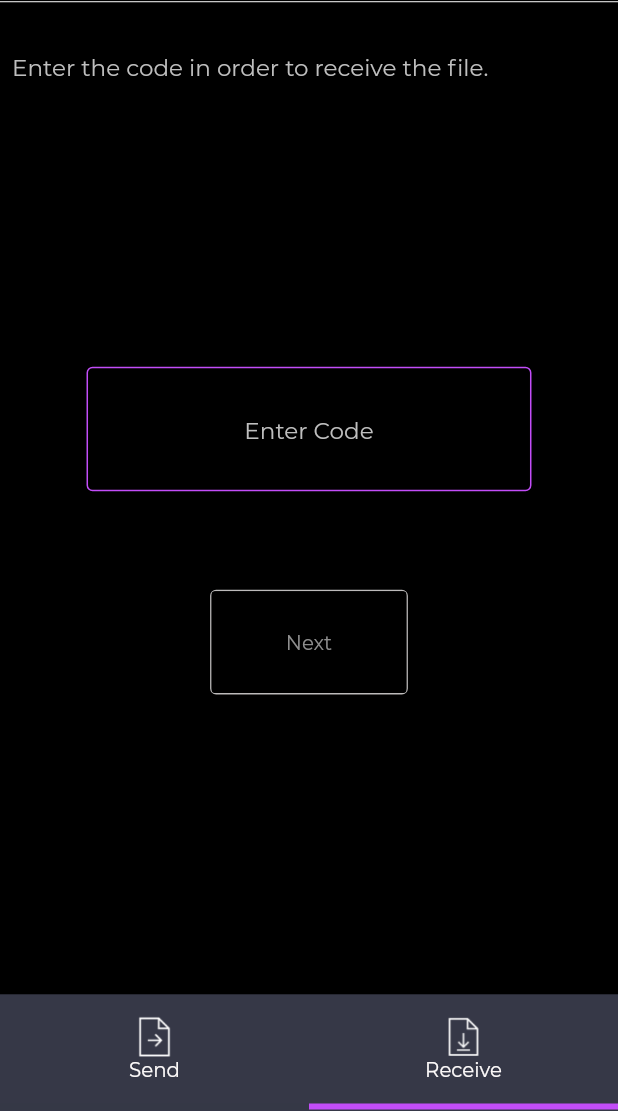
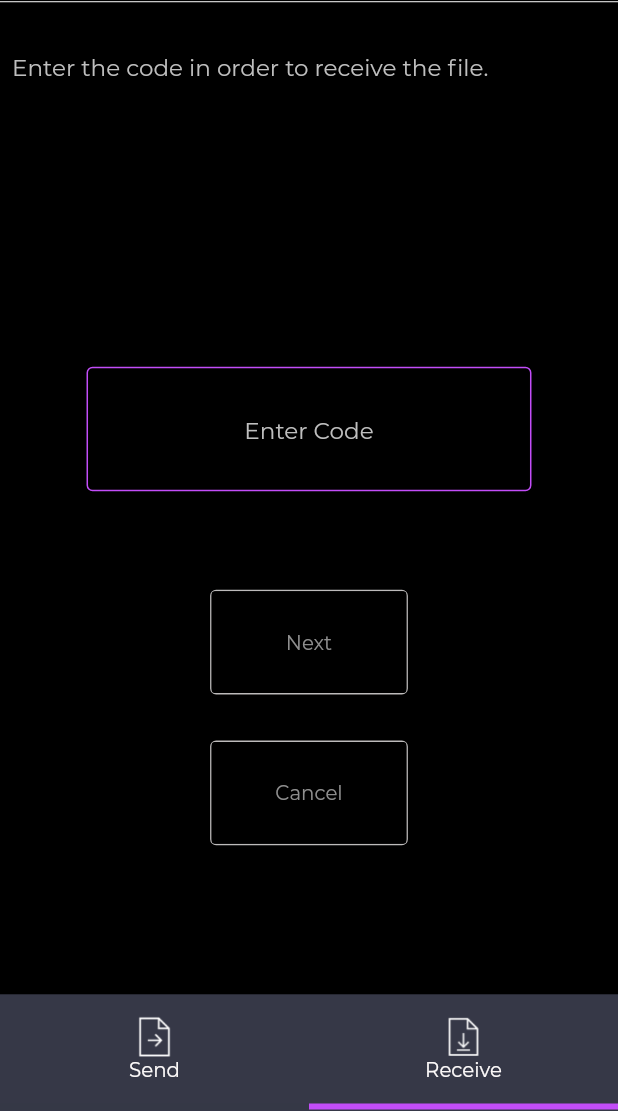
Before and after one commit to LeastAuthority/destiny, a Flutter app: the Receive screen opened by its route, on a phone screen of 412 x 824 dp, the part 125-1236 px from its top. Run offline on Flutter 3.47's test engine with Material 2 defaults, Android fonts, the phone set to English and light mode, and no system bars; our stand-ins replace dotted_border, file_picker, flutter_screenutil, intro_slider, shared_preferences; missing offline and left inert: dart:ffi, dart_wormhole_william, desktop_drop; accounts and stored records are empty; project files that could hold a hidden picture were left out.

Commit message:
fix cancel btns in send and receive screens

```diff
--- a/lib/views/desktop/send/send.dart
+++ b/lib/views/desktop/send/send.dart
@@ -35,6 +35,7 @@ class SendScreen extends SendShared<Send> {
       fileSize,
       code,
       currentState == SendScreenStates.CodeGenerating,
+      cancelSend,
       key: Key(SEND_SCREEN_CODE_GENERATION_UI),
     ).dottedParent();
   }
--- a/lib/views/mobile/receive/widgets/EnterCode.dart
+++ b/lib/views/mobile/receive/widgets/EnterCode.dart
@@ -48,19 +48,42 @@ class EnterCode extends StatelessWidget {
           ),
           SizedBox(height: 25.0.h),
           controller.text.length > 0 ?
+             Column(
+               children: [
                  Button(
                      title: NEXT,
                      handleSelectFile: handleNextClicked,
                      disabled: false,
                      key: Key(RECEIVE_SCREEN_NEXT_BTN_ENABLED)
-             ) :
+                 ),
+                 Button(
+                   title: CANCEL,
+                   handleSelectFile: (){
+                     print('dddddd');
+                     codeChanged('');
+                     controller.text = "";
+                   },
+                   disabled: false,
+                   // key: Key(RECEIVE_SCREEN_NEXT_BTN_DISABLED)
+                 )
+               ],
+             ):
+          Column(
+            children: [
               Button(
                   title: NEXT,
+                  handleSelectFile: handleNextClicked,
+                  disabled: true,
+                  key: Key(RECEIVE_SCREEN_NEXT_BTN_ENABLED)
+              ),
+              Button(
+                  title: CANCEL,
                   handleSelectFile: (){},
                   disabled: true,
                   key: Key(RECEIVE_SCREEN_NEXT_BTN_DISABLED)
+              ),
+            ],
           )
-          // Button(CANCEL, () {}),
         ],
       ),
     );
--- a/lib/views/mobile/send/send.dart
+++ b/lib/views/mobile/send/send.dart
@@ -24,6 +24,7 @@ class SendScreen extends SendShared<Send> {
       fileSize,
       code,
       currentState == SendScreenStates.CodeGenerating,
+      cancelSend,
       key: Key(SEND_SCREEN_CODE_GENERATION_UI),
     );
   }
--- a/lib/views/mobile/send/widgets/CodeGeneration.dart
+++ b/lib/views/mobile/send/widgets/CodeGeneration.dart
@@ -12,8 +12,8 @@ class CodeGeneration extends StatelessWidget {
   final int fileSize;
   final String? code;
   final bool isCodeGenerating;
-
-  CodeGeneration(this.fileName, this.fileSize, this.code, this.isCodeGenerating,
+  Function cancelSend;
+  CodeGeneration(this.fileName, this.fileSize, this.code, this.isCodeGenerating, this.cancelSend,
       {Key? key})
       : super(key: key);
   @override
@@ -57,7 +57,7 @@ class CodeGeneration extends StatelessWidget {
           children: [
             Button(
               title: CANCEL,
-              handleSelectFile: () {},
+              handleSelectFile: cancelSend,
               disabled: true,
             ),
             SizedBox(
--- a/lib/views/shared/send.dart
+++ b/lib/views/shared/send.dart
@@ -104,6 +104,12 @@ abstract class SendShared<T extends SendState> extends State<T> {
     }
   }
 
+  void cancelSend() {
+    setState(() {
+      currentState = SendScreenStates.FileSelecting;
+    });
+  }
+
   Widget build(BuildContext context);
 }
 
```
Lines whose indentation alone changed are shown as unchanged.
